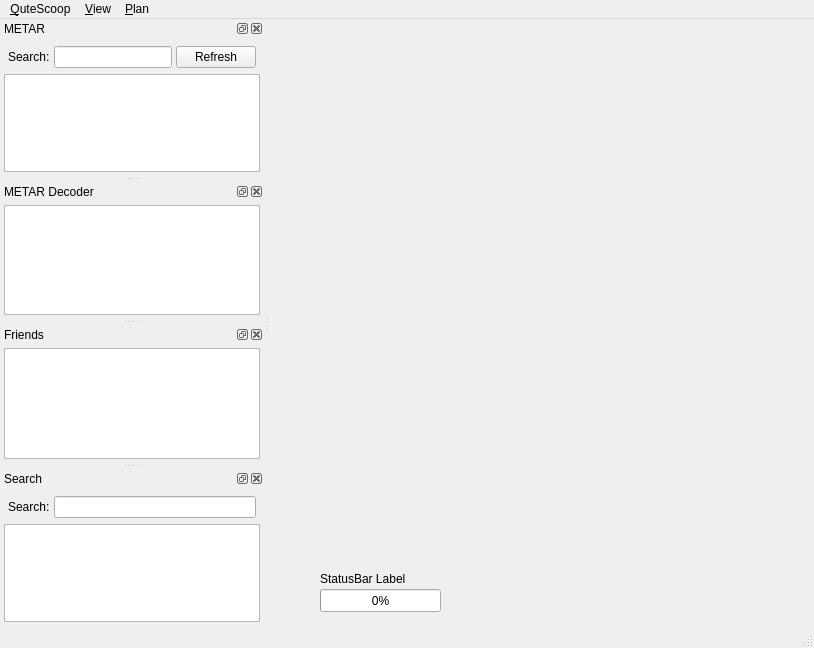
qutescoop/qutescoop, file branches/jonas_unstable/QuteScoop/gui/MainWindow.ui: the form before one commit.
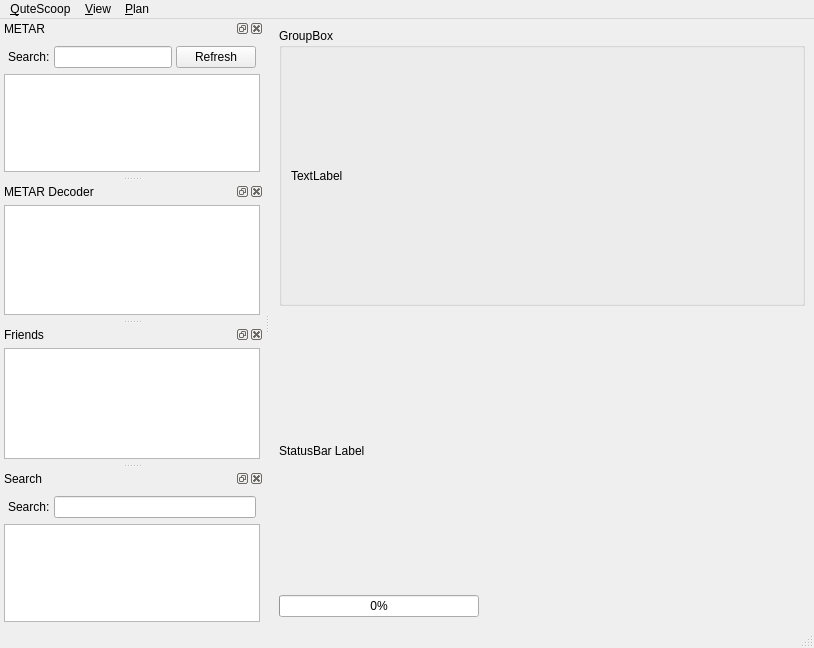
The form after the commit. Icons and pictures are not drawn.

Commit message:
fixed: * hide Docks on minimize/change desktop etc. - disabled the toggle function which needed the visibilityChanged of the dock which in turn got called when the main window was minimized.. ;)
added
* OpenGL Debug output + feature to supply OpenGL parameters in config by user.

```diff
--- a/branches/jonas_unstable/QuteScoop/gui/MainWindow.ui
+++ b/branches/jonas_unstable/QuteScoop/gui/MainWindow.ui
@@ -18,38 +18,44 @@
     <normaloff>:/icons/qutescoop.png</normaloff>:/icons/qutescoop.png</iconset>
   </property>
   <widget class="QWidget" name="centralwidget">
-   <widget class="QLabel" name="lblStatus">
-    <property name="geometry">
-     <rect>
-      <x>50</x>
-      <y>550</y>
-      <width>111</width>
-      <height>20</height>
-     </rect>
-    </property>
-    <property name="text">
-     <string>StatusBar Label</string>
-    </property>
-   </widget>
-   <widget class="QProgressBar" name="progressBar">
-    <property name="geometry">
-     <rect>
-      <x>50</x>
-      <y>570</y>
-      <width>121</width>
-      <height>23</height>
-     </rect>
-    </property>
-    <property name="maximumSize">
-     <size>
-      <width>200</width>
-      <height>16777215</height>
-     </size>
-    </property>
-    <property name="value">
-     <number>0</number>
-    </property>
-   </widget>
+   <layout class="QVBoxLayout" name="verticalLayout">
+    <item>
+     <widget class="QGroupBox" name="groupBox">
+      <property name="title">
+       <string>GroupBox</string>
+      </property>
+      <layout class="QVBoxLayout" name="verticalLayout_2">
+       <item>
+        <widget class="QLabel" name="label_3">
+         <property name="text">
+          <string>TextLabel</string>
+         </property>
+        </widget>
+       </item>
+      </layout>
+     </widget>
+    </item>
+    <item>
+     <widget class="QLabel" name="lblStatus">
+      <property name="text">
+       <string>StatusBar Label</string>
+      </property>
+     </widget>
+    </item>
+    <item>
+     <widget class="QProgressBar" name="progressBar">
+      <property name="maximumSize">
+       <size>
+        <width>200</width>
+        <height>16777215</height>
+       </size>
+      </property>
+      <property name="value">
+       <number>0</number>
+      </property>
+     </widget>
+    </item>
+   </layout>
   </widget>
   <widget class="QMenuBar" name="menubar">
    <property name="geometry">
```
Left out of the diff: 97 changed lines with no effect on the pictures. The commit also changes 2 other files.
